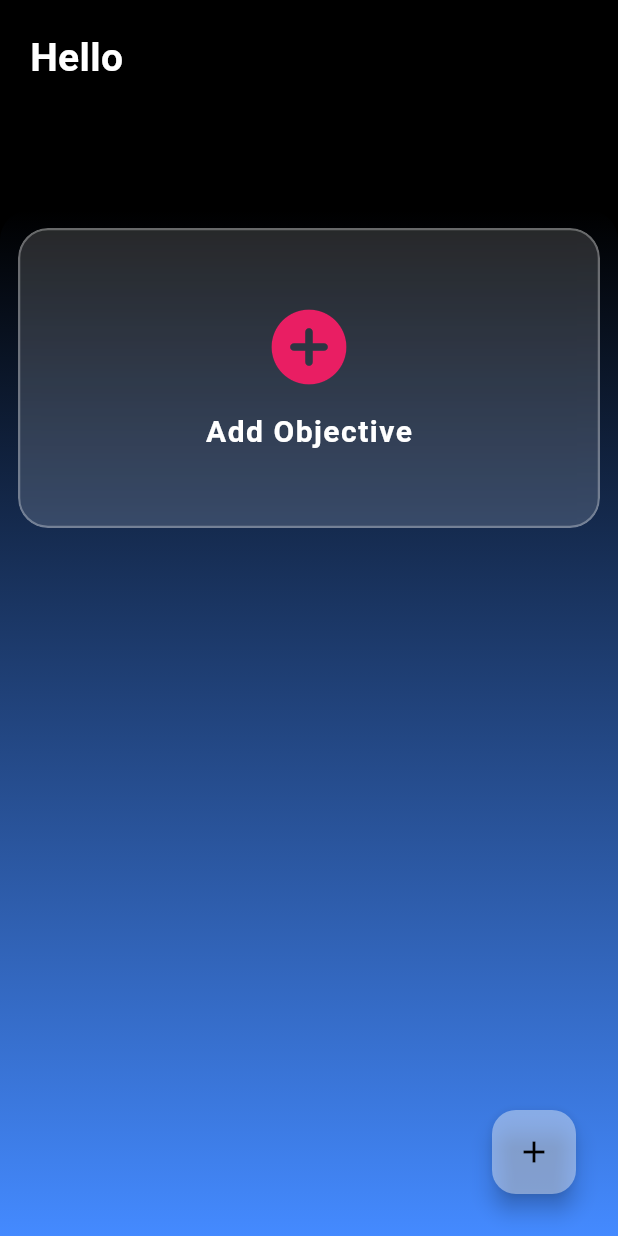
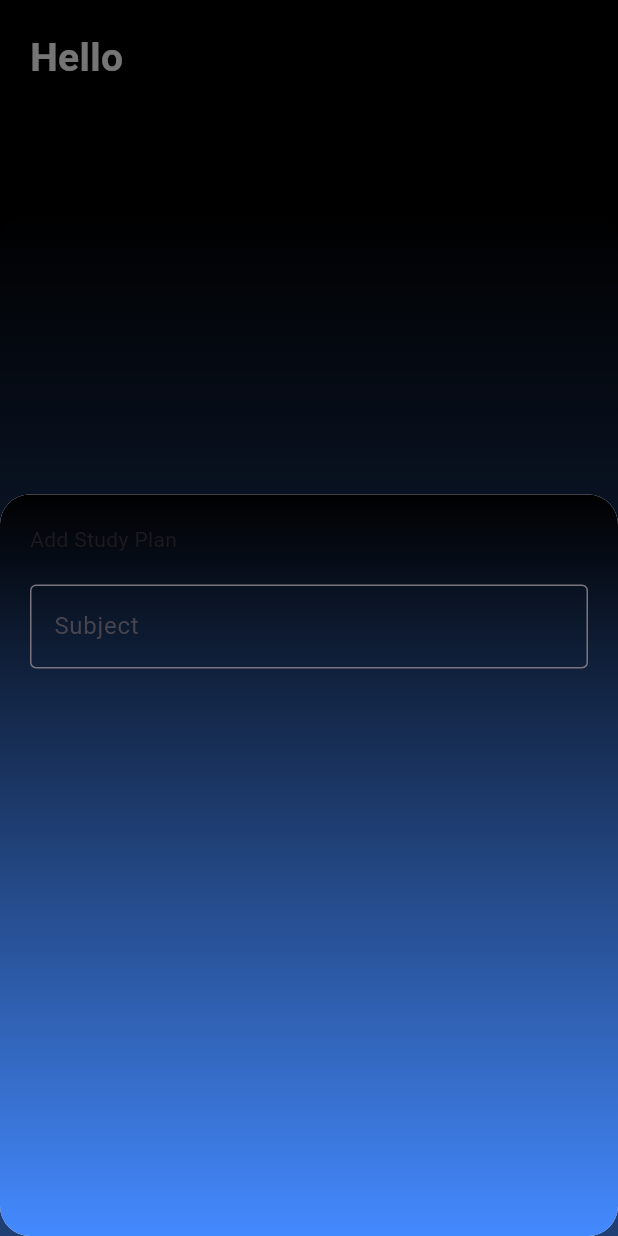
Before and after one commit to MridulSharma2552007/koru-, a Flutter app: the Home screen opened directly, after a tap on the "add" icon, on a phone screen of 412 x 824 dp. Run offline on Flutter 3.47's test engine with Material 3 defaults, Android fonts, the phone set to English and light mode, and no system bars; our stand-ins replace curved_navigation_bar, shared_preferences; accounts and stored records are empty.

```diff
--- a/lib/appscreens/home.dart
+++ b/lib/appscreens/home.dart
@@ -52,7 +52,46 @@ class _HomeState extends State<Home> {
       floatingActionButton: Padding(
         padding: const EdgeInsets.all(12),
         child: FloatingActionButton(
-          onPressed: () {},
+          onPressed: () {
+            showModalBottomSheet(
+              isScrollControlled: true,
+              shape: RoundedRectangleBorder(
+                borderRadius: BorderRadiusGeometry.circular(20),
+              ),
+              context: context,
+              builder: (context) {
+                return FractionallySizedBox(
+                  heightFactor: 0.6,
+                  child: Container(
+                    decoration: BoxDecoration(
+                      borderRadius: BorderRadius.circular(20),
+                      gradient: LinearGradient(
+                        begin: AlignmentGeometry.topCenter,
+                        end: AlignmentGeometry.bottomCenter,
+                        colors: [Colors.black, Colors.blueAccent],
+                      ),
+                    ),
+                    child: Padding(
+                      padding: const EdgeInsets.all(20),
+                      child: Column(
+                        crossAxisAlignment: CrossAxisAlignment.start,
+                        children: [
+                          Text('Add Study Plan'),
+                          SizedBox(height: 20),
+                          TextField(
+                            decoration: InputDecoration(
+                              labelText: "Subject",
+                              border: OutlineInputBorder(),
+                            ),
+                          ),
+                        ],
+                      ),
+                    ),
+                  ),
+                );
+              },
+            );
+          },
           backgroundColor: Colors.white.withValues(alpha: 0.4),
           child: Icon(Icons.add, color: Colors.black),
         ),
@@ -78,7 +117,7 @@ class homescreenconatiner extends StatelessWidget {
           topRight: Radius.circular(20),
         ),
       ),
-      child: Column(children: [ContanersWithobjective()]),
+      child: Column(children: [Container()]),
     );
   }
 }
```
